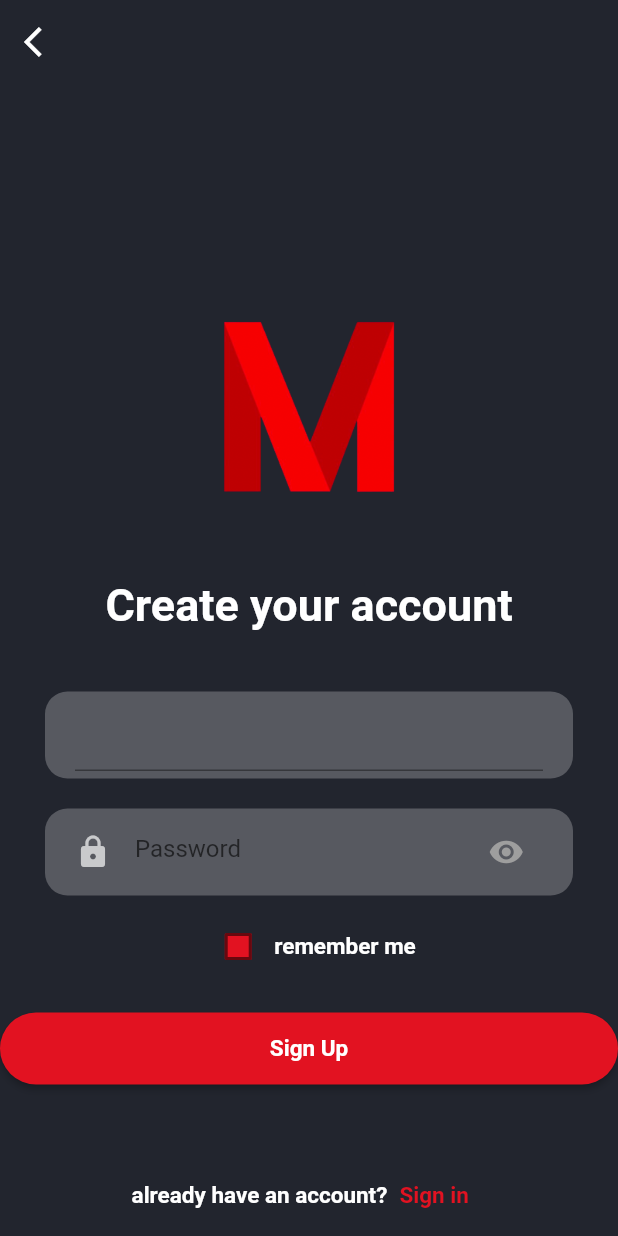
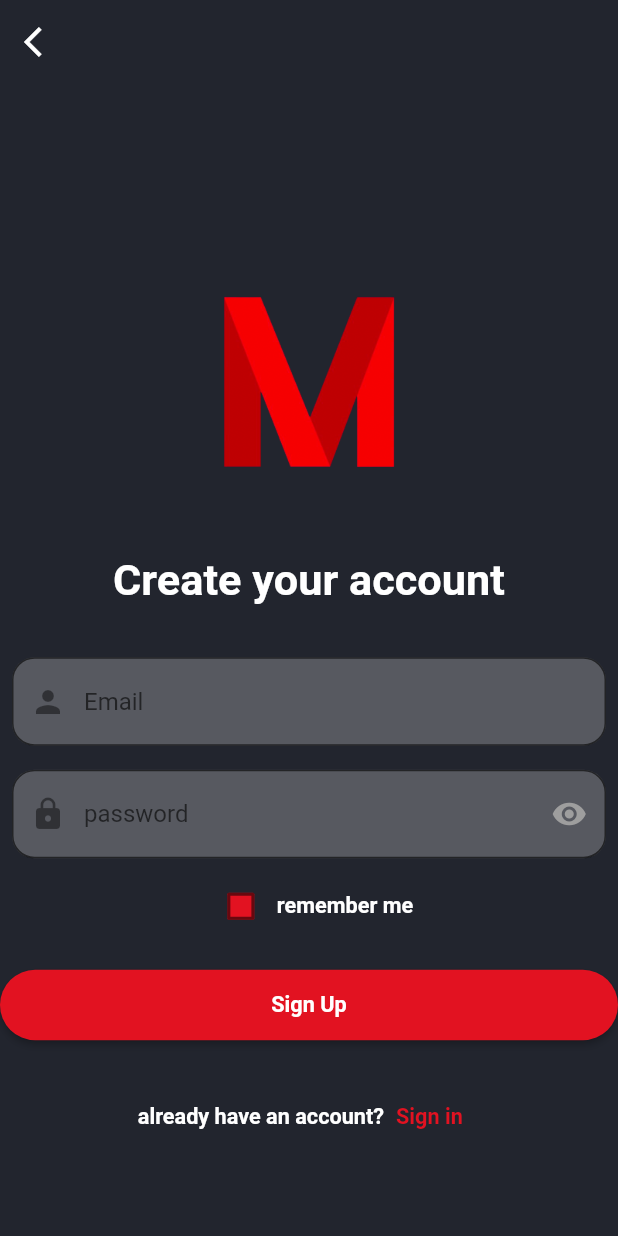
Before and after one commit to halitomer/movie_app, a Flutter app: the screen it shows after launch, after a tap on "Get Started", on a phone screen of 412 x 824 dp. Run offline on Flutter 3.47's test engine with Material 2 defaults, Android fonts, the light colour scheme and no system bars; drawn by our look-alikes of reactive_forms; our stand-ins replace flutter_screenutil, loading_animation_widget, smooth_page_indicator.

Commit message:
add ReactiveForm and delete the text field

```diff
--- a/lib/Components/text_style.dart
+++ b/lib/Components/text_style.dart
@@ -1,19 +1,20 @@
 import 'package:flutter/material.dart';
+import 'package:flutter_screenutil/flutter_screenutil.dart';
 import 'package:untitled4/Components/colors.dart';
 
 class CustomTextStyle {
-  static const TextStyle textStyle1 = TextStyle(
+  static  TextStyle textStyle1 = TextStyle(
     color: Colors.white,
-    fontSize: 15,
+    fontSize: 15.sp,
     fontWeight: FontWeight.bold,
   );
-  static const TextStyle textStyle2 = TextStyle(
+  static  TextStyle textStyle2 = TextStyle(
     color: AppColors.red,
-    fontSize: 15,
+    fontSize: 15.sp,
     fontWeight: FontWeight.bold,
   );
-  static const TextStyle textStyle3 =
-      TextStyle(fontSize: 30, fontWeight: FontWeight.bold, color: Colors.white);
-  static const TextStyle textStyle4 =
-      TextStyle(fontSize: 20, fontWeight: FontWeight.bold, color: Colors.white);
+  static  TextStyle textStyle3 =
+      TextStyle(fontSize: 30.sp, fontWeight: FontWeight.bold, color: Colors.white);
+  static  TextStyle textStyle4 =
+      TextStyle(fontSize: 20.sp, fontWeight: FontWeight.bold, color: Colors.white);
 }
--- a/lib/home.dart
+++ b/lib/home.dart
@@ -40,7 +40,7 @@ class _MyHomePageState extends State<MyHomePage> {
                   const Spacer(
                     flex: 4,
                   ),
-                  const Text('Welcome to my app',
+                   Text('Welcome to my app',
                       textAlign: TextAlign.center,
                       style: CustomTextStyle.textStyle3),
                   Expanded(
--- a/lib/pages/page1.dart
+++ b/lib/pages/page1.dart
@@ -9,7 +9,7 @@ class Page1 extends StatelessWidget {
     return Center(
       child: Container(
         margin: EdgeInsets.all(30),
-        child: (const Text(
+        child: ( Text(
           'simply dummy text of the printing and typesetting industry. Lorem Ipsum has been',
           textAlign: TextAlign.center,
           style: CustomTextStyle.textStyle4,
--- a/lib/pages/page2.dart
+++ b/lib/pages/page2.dart
@@ -9,7 +9,7 @@ class Page2 extends StatelessWidget {
     return Center(
       child: Container(
         margin: EdgeInsets.all(30),
-        child: (const Text(
+        child: ( Text(
           'the industrys standard dummy text ever since the 1500s, when',
           textAlign: TextAlign.center,
           style: CustomTextStyle.textStyle4,
--- a/lib/pages/page3.dart
+++ b/lib/pages/page3.dart
@@ -9,7 +9,7 @@ class Page3 extends StatelessWidget {
     return Center(
       child: Container(
         margin: EdgeInsets.all(30),
-        child: (const Text(
+        child: ( Text(
           'unknown printer took a galley of type and scrambled it to make a type specimen book',
           textAlign: TextAlign.center,
           style: CustomTextStyle.textStyle4,
--- a/lib/sign_up.dart
+++ b/lib/sign_up.dart
@@ -1,9 +1,8 @@
 import 'package:flutter/material.dart';
+import 'package:flutter_screenutil/flutter_screenutil.dart';
 import 'package:reactive_forms/reactive_forms.dart';
 import 'package:untitled4/Components/colors.dart';
 import 'package:untitled4/Components/text_style.dart';
-
-import 'Components/container_text_filed.dart';
 
 class SignUp extends StatefulWidget {
   const SignUp({super.key});
@@ -19,6 +18,15 @@ class _SignUpState extends State<SignUp> {
       Validators.email,
     ]),
   });
+  final form1 = FormGroup({
+    'password': FormControl<String>(validators: [
+      Validators.required,
+      Validators.minLength(8),
+    ]),
+    'passwordConfirmation': FormControl<String>(),
+  }, validators: [
+    Validators.mustMatch('password', 'passwordConfirmation'),
+  ]);
 
   Color _iconColor = Colors.grey;
   var _isObscure;
@@ -28,9 +36,7 @@ class _SignUpState extends State<SignUp> {
   initState() {
     super.initState();
     _isObscure = true;
-
   }
-
 
   @override
   Widget build(BuildContext context) {
@@ -51,8 +57,8 @@ class _SignUpState extends State<SignUp> {
           child: Column(
             crossAxisAlignment: CrossAxisAlignment.stretch,
             children: [
-                const SizedBox(
-                height: 150,
+              SizedBox(
+                height: 150.h,
               ),
               Center(
                 child: Image.asset(
@@ -64,44 +70,63 @@ class _SignUpState extends State<SignUp> {
               const SizedBox(
                 height: 50,
               ),
-              const Text(
+              Text(
                 'Create your account',
                 style: CustomTextStyle.textStyle3,
                 textAlign: TextAlign.center,
               ),
-              const SizedBox(
-                height: 30,
+              SizedBox(
+                height: 30.h,
               ),
-              ContainerTextFiled(
-                child: ReactiveForm(
+              ReactiveForm(
                   formGroup: form,
                   child: Column(
                     children: [
-                        ReactiveTextField(
+                      Padding(
+                        padding: const EdgeInsets.all(8.0),
+                        child: ReactiveTextField(
                           formControlName: 'email',
                           validationMessages: {
-                            'required': (error) => 'The email must not be empty',
+                            'required': (error) =>
+                                'The email must not be empty',
                             'email': (error) =>
                                 'The email value must be a valid email'
                           },
-                        )
-                      ],
-                    )),
+                          decoration: InputDecoration(
+                            hintText: 'Email',
+                            fillColor: Colors.white24,
+                            filled: true,
+                            prefixIcon: const Icon(
+                              Icons.person,
                             ),
-              ContainerTextFiled(
-                child: TextField(
-                  obscureText: _isObscure,
+                            border: OutlineInputBorder(
+                              borderRadius: BorderRadius.circular(15),
+                            ),
+                          ),
+                        ),
+                      ),
+                      ReactiveForm(
+                        formGroup: form1,
+                        child: Padding(
+                          padding: const EdgeInsets.all(8.0),
+                          child: ReactiveTextField(
+                            formControlName: 'password',
+                            validationMessages: {
+                              'password': (error) =>
+                                  'password must be 8 characters at least',
+                              'passwordConfirmation': (error) => 'not match'
+                            },
                             decoration: InputDecoration(
-                      icon: const Icon(
-                        Icons.lock,
-                        color: AppColors.grey,
-                      ),
-                      border: InputBorder.none,
-                      hintText: 'Password',
+                              hintText: 'password',
+                              fillColor: Colors.white24,
+                              filled: true,
                               suffixIcon: IconButton(
-                        padding: const EdgeInsetsDirectional.only(end: 1),
+                                padding:
+                                    const EdgeInsetsDirectional.only(end: 1),
                                 icon: Icon(
-                          _isObscure ? Icons.visibility : Icons.visibility_off,
+                                  _isObscure
+                                      ? Icons.visibility
+                                      : Icons.visibility_off,
                                   color: _iconColor,
                                 ),
                                 onPressed: () {
@@ -114,9 +139,19 @@ class _SignUpState extends State<SignUp> {
                                     }
                                   });
                                 },
-                      )),
+                              ),
+                              prefixIcon: const Icon(
+                                Icons.lock,
+                              ),
+                              border: OutlineInputBorder(
+                                borderRadius: BorderRadius.circular(15),
                               ),
                             ),
+                          ),
+                        ),
+                      )
+                    ],
+                  )),
               Row(
                 mainAxisAlignment: MainAxisAlignment.center,
                 children: [
@@ -129,13 +164,13 @@ class _SignUpState extends State<SignUp> {
                           isChecked = value!;
                         });
                       }),
-                  const Text('remember me',
+                  Text('remember me',
                       textAlign: TextAlign.center,
                       style: CustomTextStyle.textStyle1),
                 ],
               ),
-              const SizedBox(
-                height: 20,
+              SizedBox(
+                height: 20.h,
               ),
               ElevatedButton(
                 onPressed: () {},
@@ -147,17 +182,17 @@ class _SignUpState extends State<SignUp> {
                     ),
                   ),
                 ),
-                child: const Padding(
-                  padding: EdgeInsets.all(15.0),
+                child: Padding(
+                  padding: const EdgeInsets.all(15.0),
                   child: Text('Sign Up',
                       textAlign: TextAlign.center,
                       style: CustomTextStyle.textStyle1),
                 ),
               ),
-              const SizedBox(
-                height: 50,
+              SizedBox(
+                height: 30.h,
               ),
-              const Row(
+              Row(
                 mainAxisAlignment: MainAxisAlignment.center,
                 children: [
                   Text('already have an account?',
```
Lines whose indentation alone changed are shown as unchanged.
